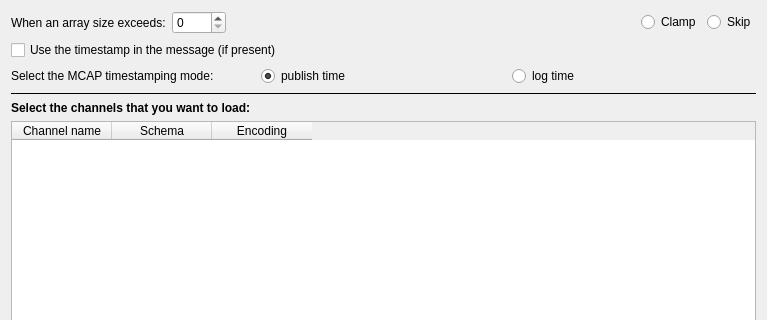
This is plotjuggler_plugins/DataLoadMCAP/dialog_mcap.ui in ros2-gbp/plotjuggler-release as Qt 5 draws it before an edit; both pictures show x 0 to 767 and y 0 to 320 of the 767 by 637 pixel window. The edited form follows.
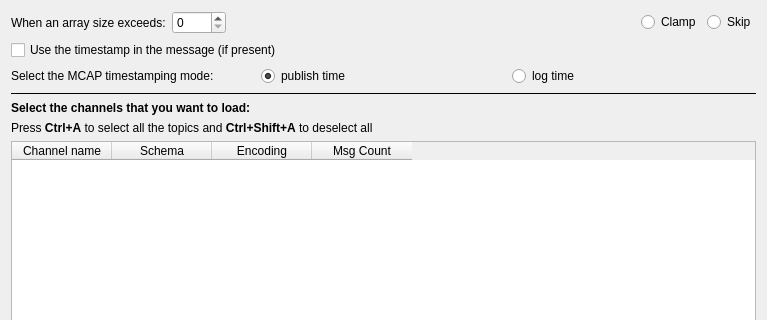
This is the edited form.

What changed in the file:
```diff
--- a/plotjuggler_plugins/DataLoadMCAP/dialog_mcap.ui
+++ b/plotjuggler_plugins/DataLoadMCAP/dialog_mcap.ui
@@ -128,6 +128,13 @@
      </property>
     </widget>
    </item>
+   <item>
+    <widget class="QLabel" name="label_4">
+     <property name="text">
+      <string>&lt;html&gt;&lt;head/&gt;&lt;body&gt;&lt;p&gt;Press &lt;span style=&quot; font-weight:600;&quot;&gt;Ctrl+A&lt;/span&gt; to select all the topics and &lt;span style=&quot; font-weight:600;&quot;&gt;Ctrl+Shift+A&lt;/span&gt; to deselect all&lt;/p&gt;&lt;/body&gt;&lt;/html&gt;</string>
+     </property>
+    </widget>
+   </item>
    <item>
     <widget class="QTableWidget" name="tableWidget">
      <property name="editTriggers">
@@ -143,7 +150,7 @@
       <bool>true</bool>
      </property>
      <property name="columnCount">
-      <number>3</number>
+      <number>4</number>
      </property>
      <attribute name="verticalHeaderVisible">
       <bool>false</bool>
@@ -163,6 +170,11 @@
        <string>Encoding</string>
       </property>
      </column>
+     <column>
+      <property name="text">
+       <string>Msg Count</string>
+      </property>
+     </column>
     </widget>
    </item>
    <item>
```
Left out of the diff: 1 changed line with no effect on the pictures.
